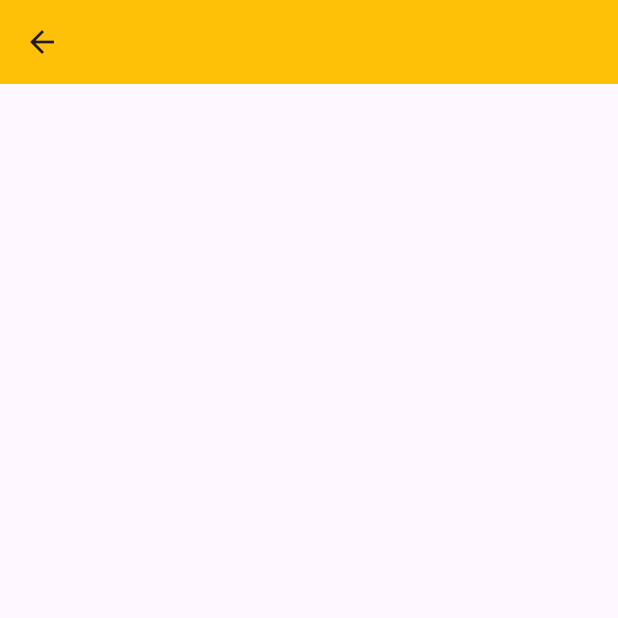
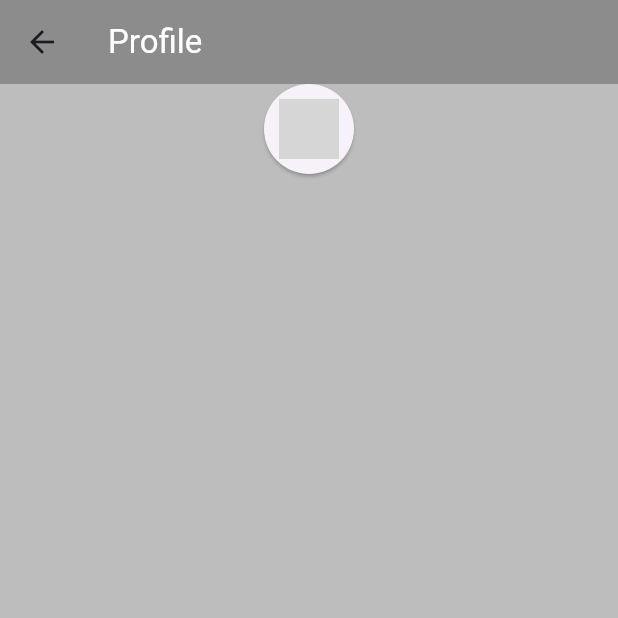
Before and after one commit to dilshan-mp/todo_app, a Flutter app: the ProfilePage screen opened directly, on a phone screen of 412 x 824 dp, the top half of it. Run offline on Flutter 3.47's test engine with Material 3 defaults, Android fonts, the light colour scheme and no system bars; our stand-ins replace cloud_firestore, device_preview, firebase_auth, firebase_core, flutter_svg, google_sign_in; accounts and stored records are empty; grey boxes are pictures that could not be loaded.

Commit message:
add profile icon

```diff
--- a/lib/screens/profile/profile.dart
+++ b/lib/screens/profile/profile.dart
@@ -12,8 +12,32 @@ class _ProfilePageState extends State<ProfilePage> {
   @override
   Widget build(BuildContext context) {
     return Scaffold(
+      backgroundColor: Colors.black26,
       appBar: AppBar(
-        backgroundColor: Colors.amber,
+        backgroundColor: Colors.black26,
+        title: const Text(
+          'Profile',
+          style: TextStyle(color: Colors.white),
+        ),
+      ),
+      body: Column(
+        children: [
+          Center(
+            child: ElevatedButton(
+              onPressed: () {},
+              style: ElevatedButton.styleFrom(
+                  padding: EdgeInsets.zero, // Removes padding around the image
+                  shape: CircleBorder(),
+                  fixedSize: Size(60, 60)),
+              child: CircleAvatar(
+                backgroundImage: AssetImage(
+                  'assets/profile_picture.jpg',
+                ), // or NetworkImage for a URL
+                radius: 20, // Adjust the size of the profile picture
+              ),
+            ),
+          )
+        ],
       ),
     );
   }
```
